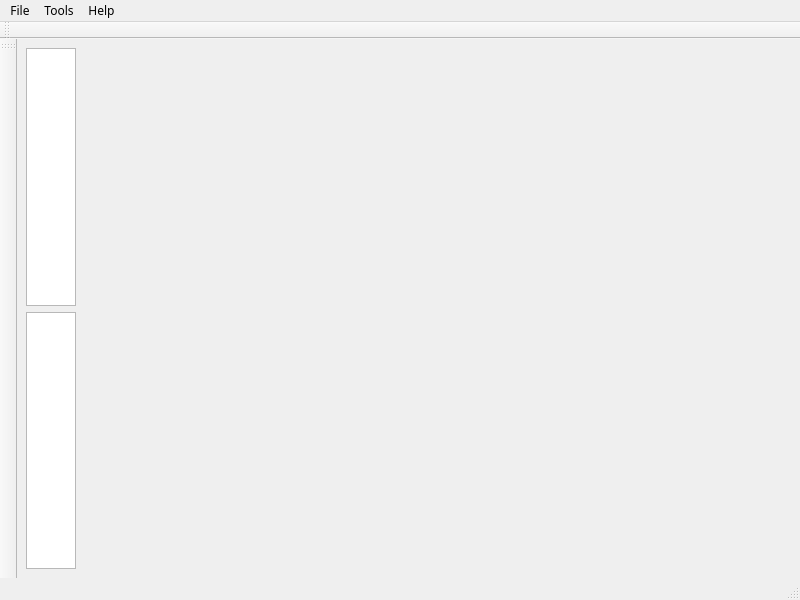
MitchellAugustin/Spiral, file mainwindow.ui: the form before one commit.
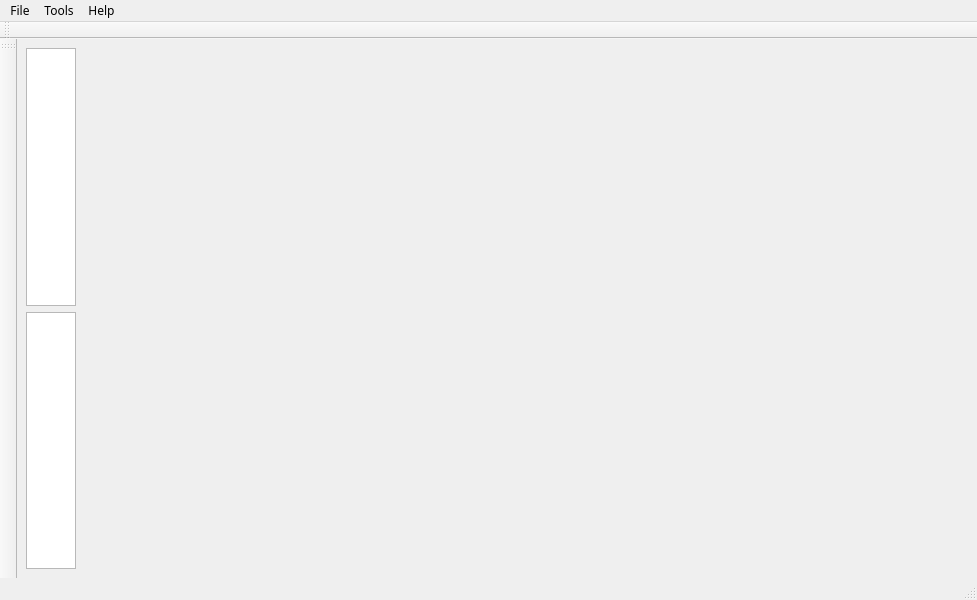
The form after the commit.

```diff
--- a/mainwindow.ui
+++ b/mainwindow.ui
@@ -6,7 +6,7 @@
    <rect>
     <x>0</x>
     <y>0</y>
-    <width>800</width>
+    <width>977</width>
     <height>600</height>
    </rect>
   </property>
@@ -60,8 +60,8 @@
     <rect>
      <x>0</x>
      <y>0</y>
-     <width>800</width>
-     <height>22</height>
+     <width>977</width>
+     <height>25</height>
     </rect>
    </property>
    <widget class="QMenu" name="menuFile">
```
Left out of the diff: 52 changed lines with no effect on the pictures.
